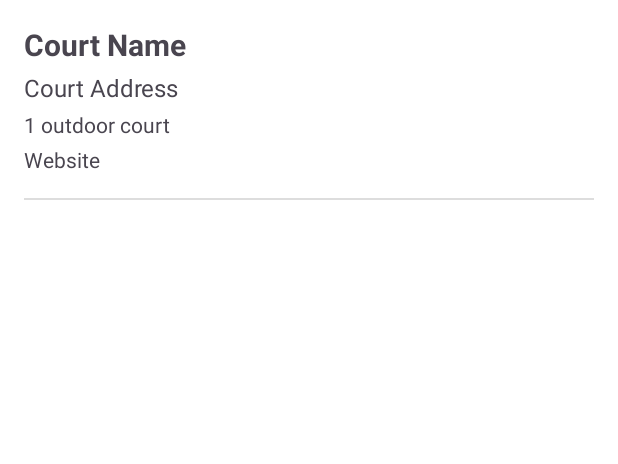
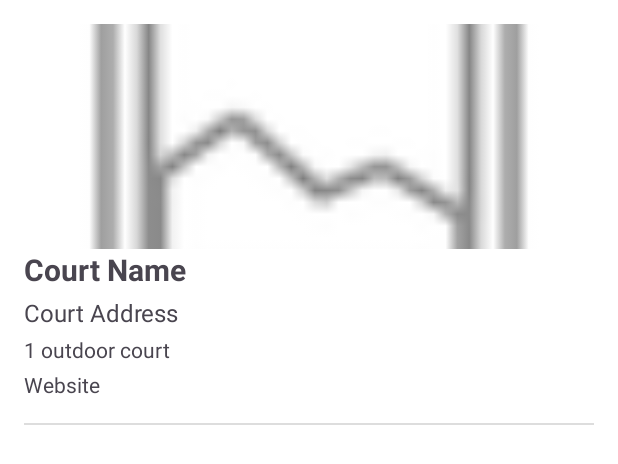
Before and after one commit to harryoshea20107680/padel-tennis-court-locator, an Android app: the layout item_padel_court.xml on its own in the app's theme, with its tools: preview values and no code run, on a phone screen of 412 x 824 dp. Shown: the top 464 px of the screen. Run offline under Robolectric (Android 15) with nearby library versions, the phone set to English and light mode, and no system bars.

Commit message:
feat: display court images in RecyclerView (#21)

```diff
--- a/app/src/main/res/layout/item_padel_court.xml
+++ b/app/src/main/res/layout/item_padel_court.xml
@@ -9,6 +9,15 @@
     android:focusable="true"
     android:background="?attr/selectableItemBackground">
 
+
+    <ImageView
+        android:id="@+id/courtImage"
+        android:layout_width="match_parent"
+        android:layout_height="150dp"
+        android:scaleType="centerCrop"
+        android:adjustViewBounds="true"
+        android:contentDescription="Court image"
+        android:src="@android:drawable/ic_menu_gallery" />
 
     <TextView
         android:id="@+id/courtNameText"
```
Also changed, not shown: app/src/main/java/org/setu/padelcourtlocator/PadelCourtAdapter.kt (+17 -0 lines).
